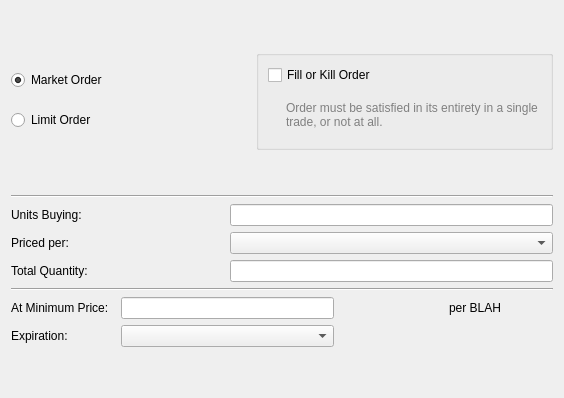
This is src/moneychanger/Widgets/pageoffer_amounts.ui in Open-Transactions/Moneychanger as Qt 5 draws it before an edit. The edited form follows.
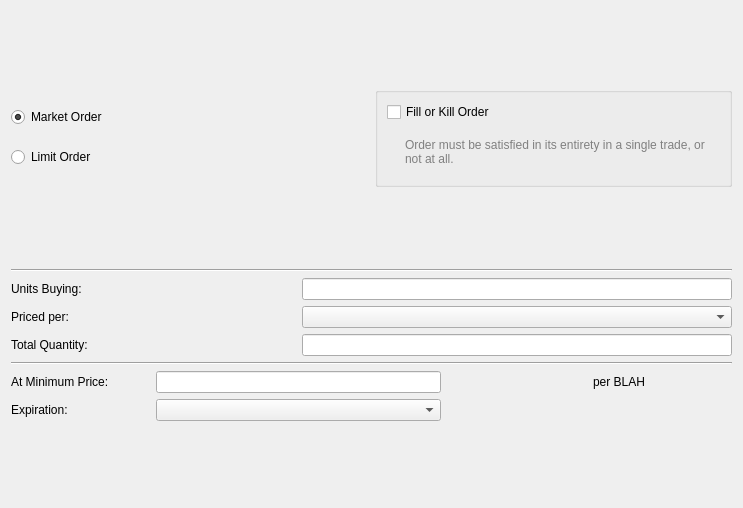
This is the edited form.

Patch:
```diff
--- a/src/moneychanger/Widgets/pageoffer_amounts.ui
+++ b/src/moneychanger/Widgets/pageoffer_amounts.ui
@@ -6,10 +6,28 @@
    <rect>
     <x>0</x>
     <y>0</y>
-    <width>564</width>
-    <height>398</height>
+    <width>743</width>
+    <height>508</height>
    </rect>
   </property>
+  <property name="sizePolicy">
+   <sizepolicy hsizetype="Fixed" vsizetype="Fixed">
+    <horstretch>0</horstretch>
+    <verstretch>0</verstretch>
+   </sizepolicy>
+  </property>
+  <property name="minimumSize">
+   <size>
+    <width>743</width>
+    <height>508</height>
+   </size>
+  </property>
+  <property name="maximumSize">
+   <size>
+    <width>743</width>
+    <height>508</height>
+   </size>
+  </property>
   <property name="windowTitle">
    <string>WizardPage</string>
   </property>
```
